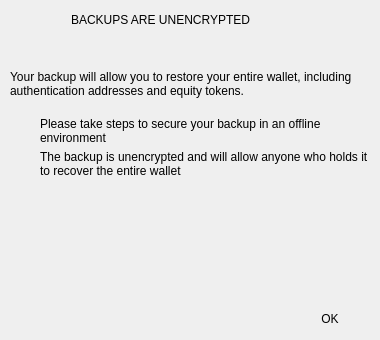
This is BlockSettleUILib/WalletWarningDialog.ui in BlockSettle/terminal as Qt 5 draws it before an edit. The edited form follows.
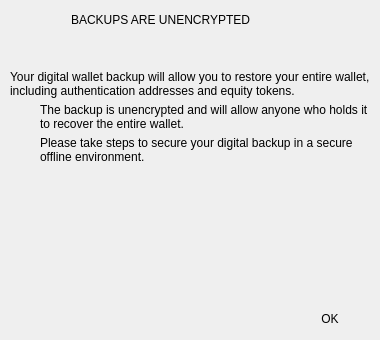
This is the edited form. Icons and pictures are not drawn.

Diff of the .ui file:
```diff
--- a/BlockSettleUILib/WalletWarningDialog.ui
+++ b/BlockSettleUILib/WalletWarningDialog.ui
@@ -125,8 +125,7 @@
          </size>
         </property>
         <property name="text">
-         <string>Your backup will allow you to restore your entire wallet, including authentication addresses and equity tokens.
-</string>
+         <string>Your digital wallet backup will allow you to restore your entire wallet, including authentication addresses and equity tokens.</string>
         </property>
         <property name="alignment">
          <set>Qt::AlignLeading|Qt::AlignLeft|Qt::AlignTop</set>
@@ -200,7 +199,7 @@
             </sizepolicy>
            </property>
            <property name="text">
-            <string>Please take steps to secure your backup in an offline environment</string>
+            <string>The backup is unencrypted and will allow anyone who holds it to recover the entire wallet.</string>
            </property>
            <property name="textFormat">
             <enum>Qt::AutoText</enum>
@@ -277,7 +276,7 @@
             </sizepolicy>
            </property>
            <property name="text">
-            <string>The backup is unencrypted and will allow anyone who holds it to recover the entire wallet</string>
+            <string>Please take steps to secure your digital backup in a secure offline environment.</string>
            </property>
            <property name="alignment">
             <set>Qt::AlignLeading|Qt::AlignLeft|Qt::AlignTop</set>
```
